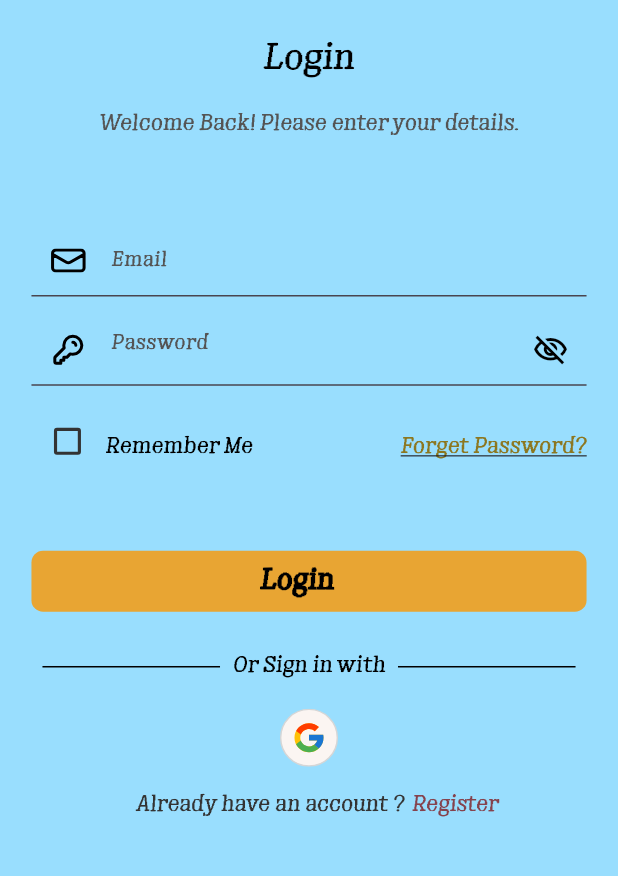
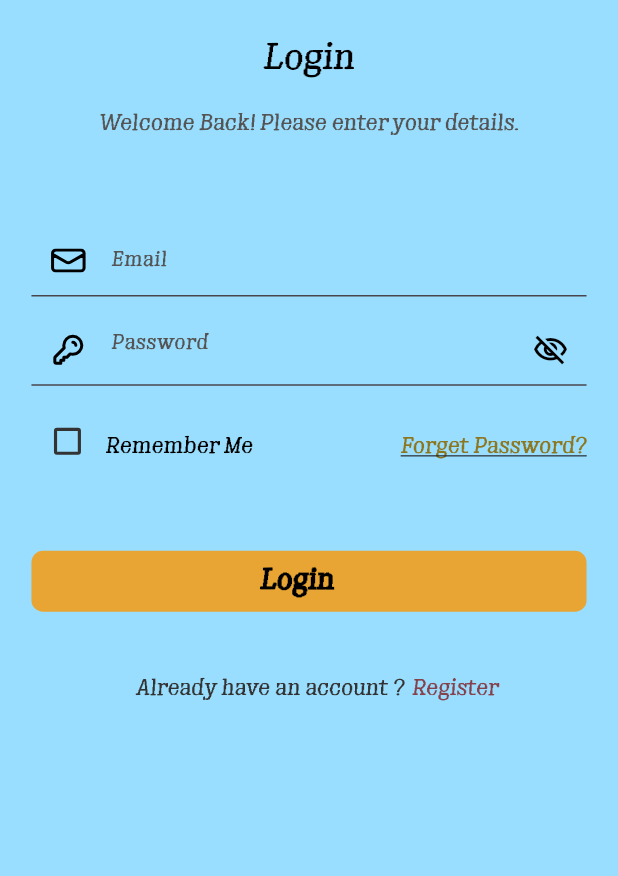
Before and after one commit to ebrahim48/rabit_hole_app, a Flutter app: the screen it shows after launch, on a phone screen of 412 x 824 dp, the part 272-1148 px from its top. Run offline on Flutter 3.47's test engine with Material 3 defaults, Android fonts, the phone set to English and light mode, and no system bars; drawn by our look-alikes of toastification; our stand-ins replace audioplayers, cached_network_image, device_preview, flutter_html, flutter_screenutil, flutter_spinkit and 16 more; missing offline and left inert: flame, flame_svg, mime_type; project files that could hold a hidden picture were left out.

Commit message:
fix: google login remove

```diff
--- a/lib/presentations/screens/auth/sign_in_screen/sign_in_screen.dart
+++ b/lib/presentations/screens/auth/sign_in_screen/sign_in_screen.dart
@@ -163,51 +163,51 @@ class SignInScreen extends StatelessWidget {
                     ),),
 
                 SizedBox(height: 27.h),
-                /// ===================================> Divider =============================>
-                Row(
-                  children: [
-                    Expanded(
-                      child: Container(
-                        height: 1,
-                        margin: EdgeInsets.only(left: 7.w),
-                        decoration:   const BoxDecoration(
-                            color: AppColors.textColor000000
-                        ),
-                      ),
-                    ),
-                    Padding(
-                      padding: EdgeInsets.symmetric(horizontal: 8.w),
-                      child: CustomText(
-                        text: 'Or Sign in with',
-                        color: AppColors.textColor000000,
-                        fontsize: 14.sp,
-                        fontWeight: FontWeight.w400,
-                      ),
-                    ),
-                    Expanded(
-                      child: Container(
-                        height: 1,
-                        margin: EdgeInsets.only(right: 7.w),
-                        decoration:  const BoxDecoration(
-                            color: AppColors.textColor000000
-                        ),
-                      ),
-                    ),
-                  ],
-                ),
+                // /// ===================================> Divider =============================>
+                // Row(
+                //   children: [
+                //     Expanded(
+                //       child: Container(
+                //         height: 1,
+                //         margin: EdgeInsets.only(left: 7.w),
+                //         decoration:   const BoxDecoration(
+                //             color: AppColors.textColor000000
+                //         ),
+                //       ),
+                //     ),
+                //     Padding(
+                //       padding: EdgeInsets.symmetric(horizontal: 8.w),
+                //       child: CustomText(
+                //         text: 'Or Sign in with',
+                //         color: AppColors.textColor000000,
+                //         fontsize: 14.sp,
+                //         fontWeight: FontWeight.w400,
+                //       ),
+                //     ),
+                //     Expanded(
+                //       child: Container(
+                //         height: 1,
+                //         margin: EdgeInsets.only(right: 7.w),
+                //         decoration:  const BoxDecoration(
+                //             color: AppColors.textColor000000
+                //         ),
+                //       ),
+                //     ),
+                //   ],
+                // ),
 
 
                 /// =================================> Social Icon ===========================>
-                SizedBox(height: 18.h),
-                Row(
-                  mainAxisAlignment: MainAxisAlignment.center,
-                  crossAxisAlignment: CrossAxisAlignment.center,
-                  children: [
-                    Assets.icons.google.svg(width: 40.w, height: 40.h),
-                    // SizedBox(width: 30.h),
-                    // Assets.icons.gmail.svg(width: 40.w, height: 40.h),
-                  ],
-                ),
+                // SizedBox(height: 18.h),
+                // Row(
+                //   mainAxisAlignment: MainAxisAlignment.center,
+                //   crossAxisAlignment: CrossAxisAlignment.center,
+                //   children: [
+                //     Assets.icons.google.svg(width: 40.w, height: 40.h),
+                //     // SizedBox(width: 30.h),
+                //     // Assets.icons.gmail.svg(width: 40.w, height: 40.h),
+                //   ],
+                // ),
 
 
                 SizedBox(height: 16.h),
```
Also changed, not shown: lib/presentations/screens/auth/register_screen/register_screen.dart (+46 -46 lines).
